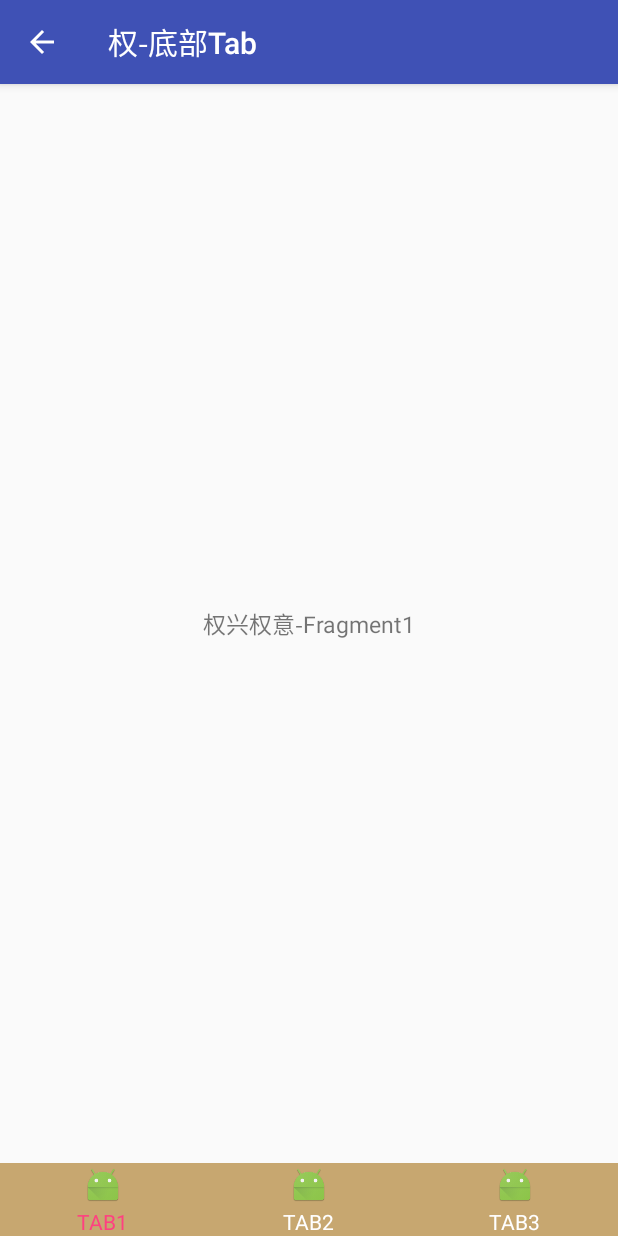
After one commit to HXQWill/QuanStudy, an Android app: the PageFragment screen opened directly, with no data from a screen before it, on a phone screen of 412 x 824 dp. The commit adds this screen. Run offline under Robolectric (Android 15) with nearby library versions, the phone set to English and light mode, and no system bars.

Commit message:
TabLayout

```diff
--- a/app/src/main/AndroidManifest.xml
+++ b/app/src/main/AndroidManifest.xml
@@ -28,6 +28,7 @@
         <activity android:name=".design.FloatingActionBarActivity" />
         <activity android:name=".design.ScrollActivity" />
         <activity android:name=".design.CollapsingActivity" />
+        <activity android:name=".design.tablayout.TabLayoutActivity" />
     </application>
 
 </manifest>
--- a/app/src/main/java/com/example/quan/quanstudy/design/MainDesignActivity.java
+++ b/app/src/main/java/com/example/quan/quanstudy/design/MainDesignActivity.java
@@ -6,6 +6,7 @@ import android.widget.Button;
 
 import com.example.quan.quanstudy.R;
 import com.example.quan.quanstudy.base.BaseActivity;
+import com.example.quan.quanstudy.design.tablayout.TabLayoutActivity;
 
 /**
  * Created by xingquan.he on 2017/3/16.
@@ -16,6 +17,7 @@ public class MainDesignActivity extends BaseActivity implements View.OnClickList
     private Button mFabBtn;
     private Button mScrollBtn;
     private Button mCollapsingBtn;
+    private Button mTablayoutBtn;
 
     @Override
     protected void onCreate(Bundle savedInstanceState) {
@@ -34,12 +36,14 @@ public class MainDesignActivity extends BaseActivity implements View.OnClickList
         mFabBtn = (Button) findViewById(R.id.fab_btn_design);
         mScrollBtn = (Button) findViewById(R.id.scroll_btn_design);
         mCollapsingBtn = (Button) findViewById(R.id.collapsing_btn_design);
+        mTablayoutBtn = (Button) findViewById(R.id.tablayout_btn_design);
     }
 
     private void initOnClickListener() {
         mFabBtn.setOnClickListener(this);
         mScrollBtn.setOnClickListener(this);
         mCollapsingBtn.setOnClickListener(this);
+        mTablayoutBtn.setOnClickListener(this);
     }
 
     public void onClick(View view) {
@@ -53,6 +57,9 @@ public class MainDesignActivity extends BaseActivity implements View.OnClickList
             case R.id.collapsing_btn_design:
                 gotoNextActivity(CollapsingActivity.class);
                 break;
+            case R.id.tablayout_btn_design:
+                gotoNextActivity(TabLayoutActivity.class);
+                break;
             default:
                 break;
         }
--- /dev/null
+++ b/app/src/main/java/com/example/quan/quanstudy/design/tablayout/PageFragment.java
@@ -0,0 +1,45 @@
+package com.example.quan.quanstudy.design.tablayout;
+
+import android.os.Bundle;
+import android.support.v4.app.Fragment;
+import android.view.LayoutInflater;
+import android.view.View;
+import android.view.ViewGroup;
+import android.widget.TextView;
+
+import com.example.quan.quanstudy.R;
+
+/**
+ * Created by xingquan.he on 2017/3/17.
+ * Mr.Quan
+ */
+
+public class PageFragment extends Fragment {
+
+    private int mPage;
+
+    public static final String ARG_PAGE = "ARG_PAGE";
+
+    public static PageFragment newInstance(int page) {
+        Bundle args = new Bundle();
+        args.putInt(ARG_PAGE, page);
+        PageFragment fragment = new PageFragment();
+        fragment.setArguments(args);
+        return fragment;
+    }
+
+    @Override
+    public void onCreate(Bundle savedInstanceState) {
+        super.onCreate(savedInstanceState);
+        mPage = getArguments().getInt(ARG_PAGE);
+    }
+
+    @Override
+    public View onCreateView(LayoutInflater inflater, ViewGroup container,
+                             Bundle savedInstanceState) {
+        View view = inflater.inflate(R.layout.activity_design_tablayout_fragment, container, false);
+        TextView textView = (TextView) view;
+        textView.setText("权兴权意-Fragment" + mPage);
+        return view;
+    }
+}
--- /dev/null
+++ b/app/src/main/java/com/example/quan/quanstudy/design/tablayout/SimpleFragmentPagerAdapter.java
@@ -0,0 +1,52 @@
+package com.example.quan.quanstudy.design.tablayout;
+
+import android.content.Context;
+import android.support.v4.app.Fragment;
+import android.support.v4.app.FragmentManager;
+import android.support.v4.app.FragmentPagerAdapter;
+import android.view.LayoutInflater;
+import android.view.View;
+import android.widget.ImageView;
+import android.widget.TextView;
+
+import com.example.quan.quanstudy.R;
+
+/**
+ * Created by xingquan.he on 2017/3/17.
+ * Mr.Quan
+ */
+
+public class SimpleFragmentPagerAdapter extends FragmentPagerAdapter {
+
+    private String mTabTitles[] = new String[]{"TAB1", "TAB2", "TAB3"};
+    private Context mContext;
+
+    public SimpleFragmentPagerAdapter(FragmentManager fm, Context context) {
+        super(fm);
+        this.mContext = context;
+    }
+
+    public View getTabView(int position) {
+        View v = LayoutInflater.from(mContext).inflate(R.layout.activity_design_tablayout_tab, null);
+        TextView tv = (TextView) v.findViewById(R.id.title_tv_design_tablayout_tab);
+        tv.setText(mTabTitles[position]);
+        //ImageView img = (ImageView) v.findViewById(R.id.img_iv_design_tablayout_tab);
+        //img.setImageResource(imageResId[position]);
+        return v;
+    }
+
+    @Override
+    public Fragment getItem(int position) {
+        return PageFragment.newInstance(position + 1);
+    }
+
+    @Override
+    public int getCount() {
+        return mTabTitles.length;
+    }
+
+    @Override
+    public CharSequence getPageTitle(int position) {
+        return mTabTitles[position];
+    }
+}
--- /dev/null
+++ b/app/src/main/java/com/example/quan/quanstudy/design/tablayout/TabLayoutActivity.java
@@ -0,0 +1,58 @@
+package com.example.quan.quanstudy.design.tablayout;
+
+import android.os.Bundle;
+import android.support.annotation.Nullable;
+import android.support.design.widget.TabLayout;
+import android.support.v4.view.ViewPager;
+import android.support.v7.app.AppCompatActivity;
+import android.support.v7.widget.Toolbar;
+import android.view.View;
+
+import com.example.quan.quanstudy.R;
+
+/**
+ * Created by xingquan.he on 2017/3/17.
+ * Mr.Quan
+ * TabLayout提供了一个水平的布局用来展示Tabs
+ */
+
+public class TabLayoutActivity extends AppCompatActivity {
+    private ViewPager mViewPager;
+    private TabLayout mTabLayout;
+
+    @Override
+    protected void onCreate(@Nullable Bundle savedInstanceState) {
+        super.onCreate(savedInstanceState);
+        setContentView(R.layout.activity_design_tablayout);
+
+        Toolbar toolbar = (Toolbar) findViewById(R.id.top_tb_design_tablayout);
+        toolbar.setTitle("权-底部Tab");
+        setSupportActionBar(toolbar);
+        getSupportActionBar().setHomeButtonEnabled(true);
+        getSupportActionBar().setDisplayHomeAsUpEnabled(true);
+        toolbar.setNavigationOnClickListener(new View.OnClickListener() {
+            @Override
+            public void onClick(View view) {
+                onBackPressed();
+            }
+        });
+
+        mViewPager = (ViewPager) findViewById(R.id.center_vp_design_tablayout);
+        SimpleFragmentPagerAdapter pagerAdapter =
+                new SimpleFragmentPagerAdapter(getSupportFragmentManager(), this);
+        mViewPager.setAdapter(pagerAdapter);
+
+        mTabLayout = (TabLayout) findViewById(R.id.bottom_tl_design_tablayout);
+        mTabLayout.setupWithViewPager(mViewPager);
+        for (int i = 0; i < mTabLayout.getTabCount(); i++) {
+            TabLayout.Tab tab = mTabLayout.getTabAt(i);
+            if (tab != null) {
+                tab.setCustomView(pagerAdapter.getTabView(i));
+            }
+        }
+
+//        viewPager.setCurrentItem(1);
+        mTabLayout.getTabAt(0).getCustomView().setSelected(true);
+
+    }
+}
--- /dev/null
+++ b/app/src/main/res/drawable/text_selector.xml
@@ -0,0 +1,11 @@
+<?xml version="1.0" encoding="utf-8"?>
+<selector xmlns:android="http://schemas.android.com/apk/res/android">
+
+    <item android:color="@color/colorAccent" android:state_pressed="true" />
+    <!-- pressed -->
+    <item android:color="@color/colorAccent" android:state_selected="true" />
+    <!-- focused -->
+    <item android:color="@color/white" />
+    <!-- default -->
+
+</selector>
--- a/app/src/main/res/layout/activity_design.xml
+++ b/app/src/main/res/layout/activity_design.xml
@@ -27,5 +27,10 @@
         android:layout_width="match_parent"
         android:layout_height="wrap_content"
         android:text="Collapsing伸缩效果" />
+    <Button
+        android:id="@+id/tablayout_btn_design"
+        android:layout_width="match_parent"
+        android:layout_height="wrap_content"
+        android:text="Tablayout" />
 
 </LinearLayout>
--- /dev/null
+++ b/app/src/main/res/layout/activity_design_tablayout.xml
@@ -0,0 +1,47 @@
+<?xml version="1.0" encoding="utf-8"?>
+<RelativeLayout xmlns:android="http://schemas.android.com/apk/res/android"
+    xmlns:app="http://schemas.android.com/apk/res-auto"
+    android:layout_width="match_parent"
+    android:layout_height="match_parent">
+
+    <android.support.design.widget.AppBarLayout
+        android:id="@+id/top_abl_design_tablayout"
+        android:layout_width="match_parent"
+        android:layout_height="wrap_content"
+        android:theme="@style/ThemeOverlay.AppCompat.Dark.ActionBar">
+
+        <android.support.v7.widget.Toolbar
+            android:id="@+id/top_tb_design_tablayout"
+            android:layout_width="match_parent"
+            android:layout_height="?attr/actionBarSize"
+            android:background="?attr/colorPrimary"
+            app:layout_collapseMode="pin"
+            app:popupTheme="@style/ThemeOverlay.AppCompat.Light" />
+    </android.support.design.widget.AppBarLayout>
+
+    <LinearLayout
+        android:layout_width="match_parent"
+        android:layout_height="match_parent"
+        android:layout_below="@id/top_abl_design_tablayout"
+        android:orientation="vertical">
+
+        <android.support.v4.view.ViewPager
+            android:id="@+id/center_vp_design_tablayout"
+            android:layout_width="match_parent"
+            android:layout_height="0dp"
+            android:layout_weight="1.0"
+            android:scrollbars="none" />
+
+        <android.support.design.widget.TabLayout
+            android:id="@+id/bottom_tl_design_tablayout"
+            app:tabIndicatorColor="?attr/colorAccent"
+            app:tabIndicatorHeight="0dp"
+            app:tabPaddingStart="12dp"
+            app:tabPaddingEnd="12dp"
+            app:tabBackground="@color/common_color_ten_c7a770"
+            android:layout_width="match_parent"
+            android:layout_height="wrap_content" />
+
+    </LinearLayout>
+
+</RelativeLayout>
--- /dev/null
+++ b/app/src/main/res/layout/activity_design_tablayout_fragment.xml
@@ -0,0 +1,7 @@
+<?xml version="1.0" encoding="utf-8"?>
+<TextView xmlns:android="http://schemas.android.com/apk/res/android"
+    android:layout_width="match_parent"
+    android:layout_height="match_parent"
+    android:gravity="center"
+    android:textSize="@dimen/dd_dimen_30px"
+    />
--- /dev/null
+++ b/app/src/main/res/layout/activity_design_tablayout_tab.xml
@@ -0,0 +1,23 @@
+<?xml version="1.0" encoding="utf-8"?>
+<LinearLayout xmlns:android="http://schemas.android.com/apk/res/android"
+    android:orientation="vertical"
+    android:layout_width="match_parent"
+    android:gravity="center"
+    android:layout_height="match_parent">
+
+    <ImageView
+        android:layout_marginTop="2dp"
+        android:id="@+id/img_iv_design_tablayout_tab"
+        android:src="@mipmap/ic_launcher"
+        android:layout_width="25dp"
+        android:layout_height="25dp" />
+
+    <TextView
+        android:id="@+id/title_tv_design_tablayout_tab"
+        android:layout_marginTop="2dp"
+        android:textSize="14sp"
+        android:textColor="@drawable/text_selector"
+        android:layout_width="wrap_content"
+        android:layout_height="wrap_content" />
+
+</LinearLayout>
```
